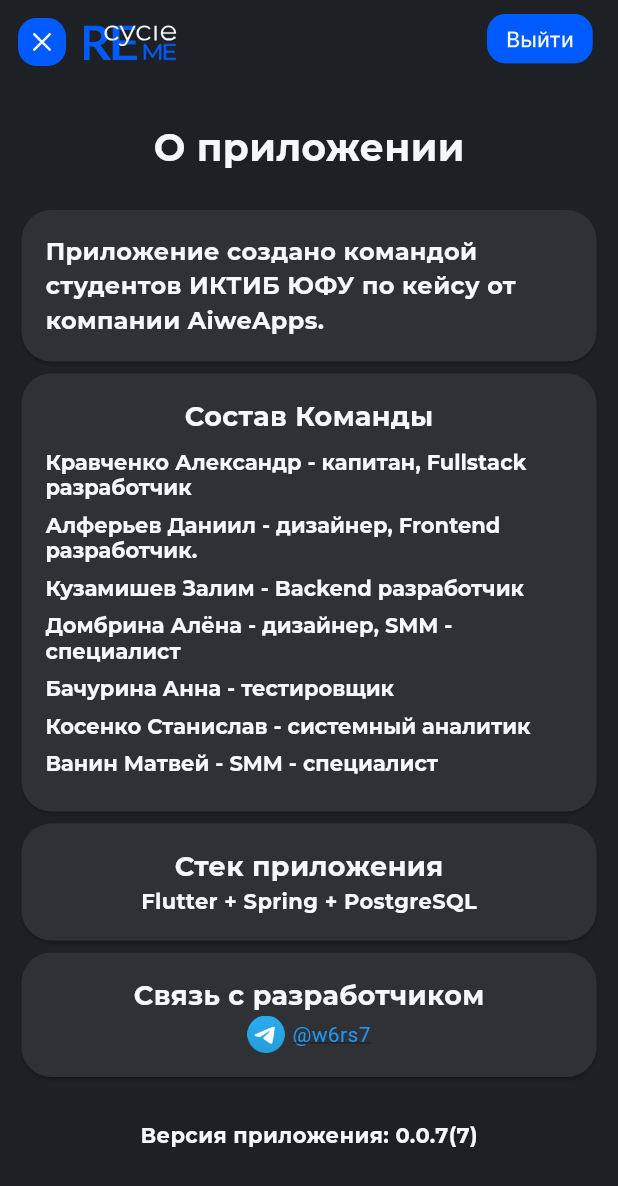
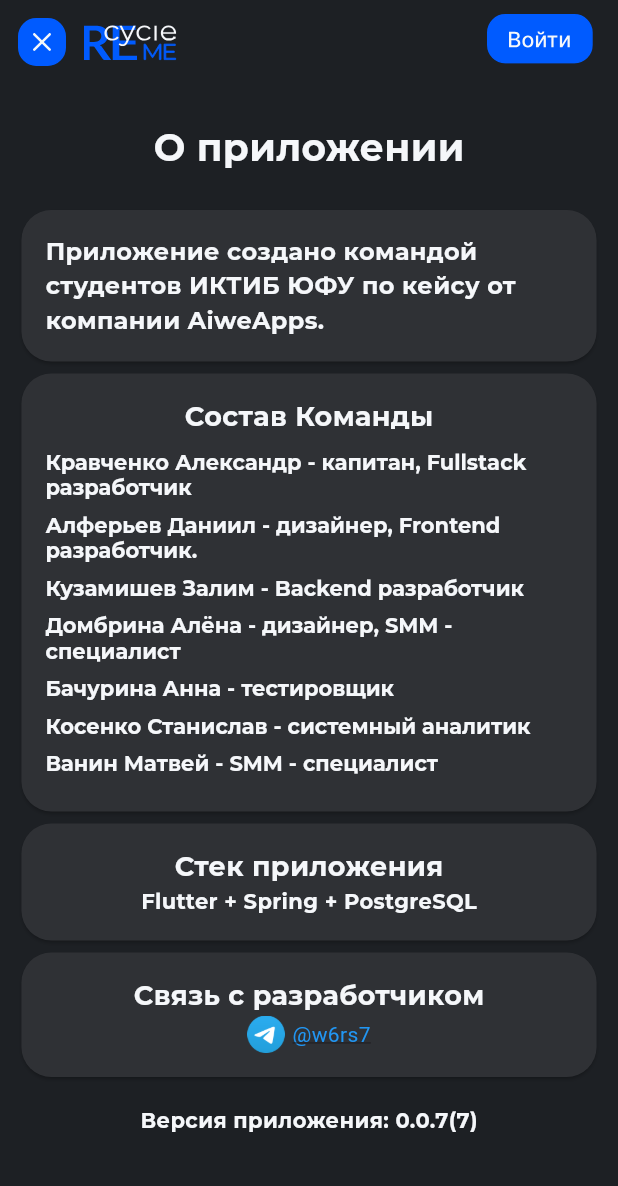
Before and after one commit to TP1-SimplifyWasteCollection/FlutterFrontend, a Flutter app: the AboutPage screen opened directly, on a phone screen of 412 x 824 dp. Shown: the top 1186 px of the screen. Run offline on Flutter 3.47's test engine with Material 3 defaults, Android fonts, the phone set to English and light mode, and no system bars; our stand-ins replace flutter_svg, geolocator, latlong2, permission_handler, shared_preferences, sliding_up_panel; missing offline and left inert: mapbox_maps_flutter, maps_launcher, yandex_geocoder; accounts and stored records are empty; network calls fail; project files that could hold a hidden picture were left out.

Commit message:
minor changes

```diff
--- a/lib/pages/about.dart
+++ b/lib/pages/about.dart
@@ -239,7 +239,7 @@
                     )),
               ),
             ),
-            SizedBox(height: 25),
+            SizedBox(height: 15),
             Text(
               'Версия приложения: 0.0.7(7)',
               style: TextStyle(
--- a/lib/pages/appbar.dart
+++ b/lib/pages/appbar.dart
@@ -75,7 +75,6 @@
               return IconButton(
                 onPressed: () {
                   if (loggedIn) {
-                      print(Navigator.canPop(context));
                       Navigator.push(
                         context,
                         MaterialPageRoute(
@@ -86,7 +85,7 @@
                   } else {
                     showDialog(
                       context: context,
-                      barrierColor: Colors.transparent,
+
                       builder: (BuildContext context) {
                         return LoginPage(
                           onLoginSuccess: () {
@@ -98,9 +97,7 @@
                   }
                 },
                 icon: SvgPicture.asset(
-                  Navigator.canPop(context)
-                      ? 'assets/logout.svg'
-                      : loggedIn
+                  loggedIn
                           ? 'assets/profile.svg'
                           : 'assets/login.svg', // Change icon based on login state
                 ),
--- a/lib/pages/slidingpanel.dart
+++ b/lib/pages/slidingpanel.dart
@@ -508,7 +508,7 @@
                               ? Color(0xFFF5F7FA)
                               : Color(0xFF005BFF),
                           fontFamily: 'MontserratBold',
-                          fontSize: 14,
+                          fontSize: 12,
                         ),
                       ),
                     ),
```
Also changed, not shown: lib/pages/login.dart (+4 -4 lines).
